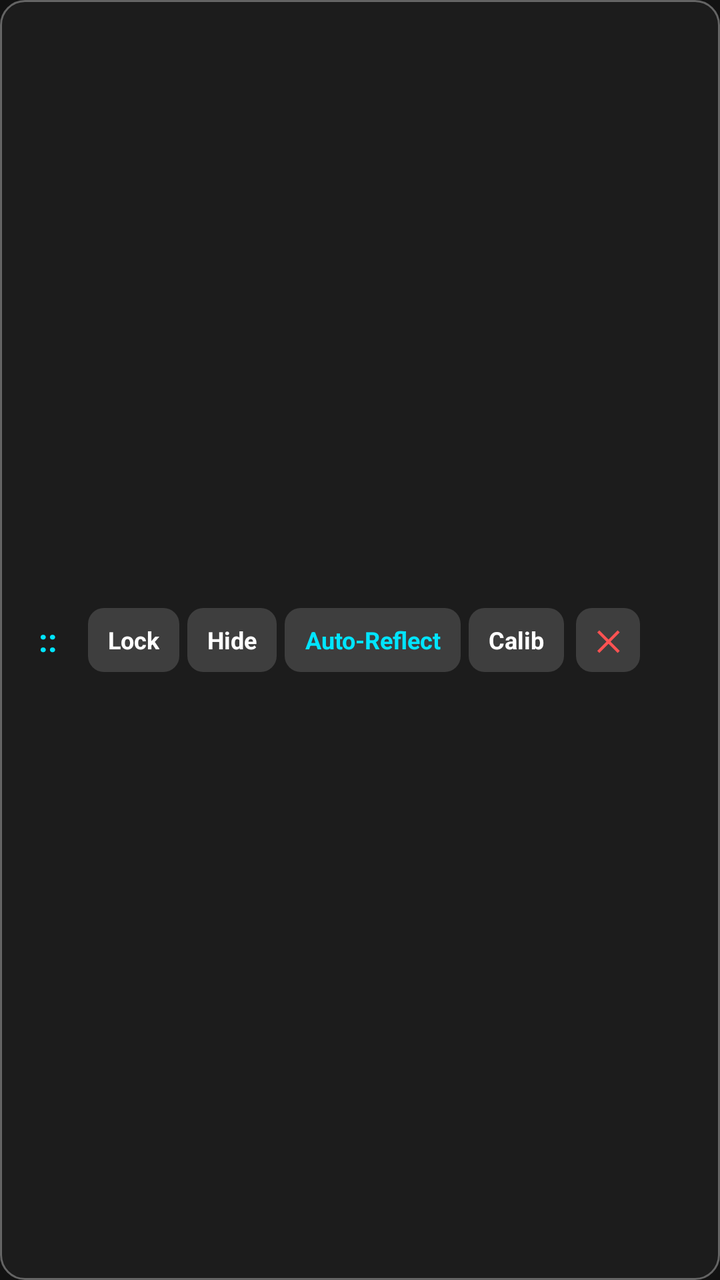
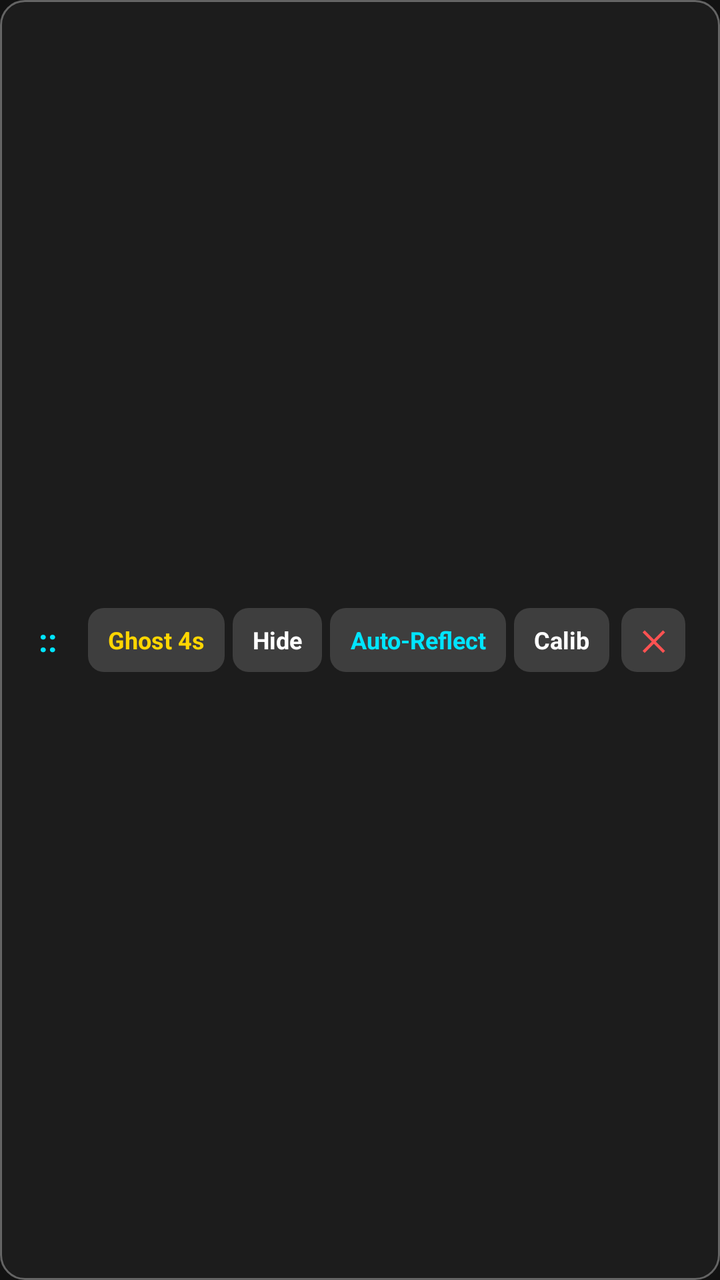

Two renders of the same Android screen: before a commit and after it. Below are the layout's source before the change and the commit's diff.
<!-- AndroidManifest.xml: application theme Theme.ScreenAngleRuler -->
<!-- res/layout/layout_floating_control.xml -->
<?xml version="1.0" encoding="utf-8"?>
<LinearLayout xmlns:android="http://schemas.android.com/apk/res/android"
    android:id="@+id/controlBarRoot"
    android:layout_width="wrap_content"
    android:layout_height="wrap_content"
    android:background="@drawable/bg_control_bar"
    android:gravity="center_vertical"
    android:orientation="horizontal"
    android:paddingStart="8dp"
    android:paddingTop="4dp"
    android:paddingEnd="8dp"
    android:paddingBottom="4dp">

    
    <TextView
        android:id="@+id/btnDragHandle"
        android:layout_width="32dp"
        android:layout_height="36dp"
        android:gravity="center"
        android:text="@string/control_drag_handle"
        android:textColor="@color/cyan_accent"
        android:textSize="16sp"
        android:textStyle="bold" />

    
    <TextView
        android:id="@+id/btnToggleLock"
        android:layout_width="wrap_content"
        android:layout_height="32dp"
        android:layout_marginStart="4dp"
        android:background="@drawable/bg_control_btn"
        android:gravity="center"
        android:paddingStart="10dp"
        android:paddingEnd="10dp"
        android:text="@string/control_lock"
        android:textColor="@color/text_primary"
        android:textSize="12sp"
        android:textStyle="bold" />

    
    <TextView
        android:id="@+id/btnToggleVisibility"
        android:layout_width="wrap_content"
        android:layout_height="32dp"
        android:layout_marginStart="4dp"
        android:background="@drawable/bg_control_btn"
        android:gravity="center"
        android:paddingStart="10dp"
        android:paddingEnd="10dp"
        android:text="@string/control_hide"
        android:textColor="@color/text_primary"
        android:textSize="12sp"
        android:textStyle="bold" />

    
    <TextView
        android:id="@+id/btnCycleMode"
        android:layout_width="wrap_content"
        android:layout_height="32dp"
        android:layout_marginStart="4dp"
        android:background="@drawable/bg_control_btn"
        android:gravity="center"
        android:paddingStart="10dp"
        android:paddingEnd="10dp"
        android:text="@string/control_mode_auto"
        android:textColor="@color/cyan_accent"
        android:textSize="12sp"
        android:textStyle="bold" />

    
    <TextView
        android:id="@+id/btnToggleCalibrate"
        android:layout_width="wrap_content"
        android:layout_height="32dp"
        android:layout_marginStart="4dp"
        android:background="@drawable/bg_control_btn"
        android:gravity="center"
        android:paddingStart="10dp"
        android:paddingEnd="10dp"
        android:text="@string/control_calibrate"
        android:textColor="@color/text_primary"
        android:textSize="12sp"
        android:textStyle="bold" />

    
    <TextView
        android:id="@+id/btnCloseOverlay"
        android:layout_width="32dp"
        android:layout_height="32dp"
        android:layout_marginStart="6dp"
        android:background="@drawable/bg_control_btn"
        android:gravity="center"
        android:text="@string/control_close"
        android:textColor="@color/red_danger"
        android:textSize="14sp"
        android:textStyle="bold" />

</LinearLayout>
<!-- resources referenced by this layout -->
<resources>
  <color name="cyan_accent">#00E5FF</color>
  <color name="red_danger">#FF5252</color>
  <color name="text_primary">#FFFFFFFF</color>
  <!-- drawable bg_control_bar (drawable) -->
  <?xml version="1.0" encoding="utf-8"?>
  <shape xmlns:android="http://schemas.android.com/apk/res/android"
      android:shape="rectangle">
      <solid android:color="@color/overlay_control_bg" />
      <stroke
          android:width="1dp"
          android:color="@color/overlay_control_border" />
      <corners android:radius="12dp" />
  </shape>
  <!-- drawable bg_control_btn (drawable) -->
  <?xml version="1.0" encoding="utf-8"?>
  <shape xmlns:android="http://schemas.android.com/apk/res/android"
      android:shape="rectangle">
      <solid android:color="#26FFFFFF" />
      <corners android:radius="8dp" />
  </shape>
  <string name="control_calibrate">Calib</string>
  <string name="control_close">✕</string>
  <string name="control_drag_handle">::</string>
  <string name="control_hide">Hide</string>
  <string name="control_lock">Lock</string>
  <string name="control_mode_auto">Auto-Reflect</string>
  <style name="Theme.ScreenAngleRuler" parent="Theme.MaterialComponents.DayNight.NoActionBar">
          
          <item name="colorPrimary">@color/cyan_accent</item>
          <item name="colorPrimaryVariant">@color/cyan_accent_dark</item>
          <item name="colorOnPrimary">@color/black</item>
          
          <item name="colorSecondary">@color/yellow_accent</item>
          <item name="colorSecondaryVariant">@color/yellow_accent</item>
          <item name="colorOnSecondary">@color/black</item>
          
          <item name="android:statusBarColor">@color/background_dark</item>
          <item name="android:windowLightStatusBar">false</item>
          <item name="android:navigationBarColor">@color/background_dark</item>
          
          <item name="android:windowBackground">@color/background_dark</item>
          <item name="colorSurface">@color/surface_dark</item>
          <item name="colorOnSurface">@color/text_primary</item>
      </style>
  <color name="overlay_control_bg">#CC1E1E1E</color>
  <color name="overlay_control_border">#55FFFFFF</color>
  <color name="cyan_accent_dark">#00B0FF</color>
  <color name="black">#FF000000</color>
  <color name="yellow_accent">#FFD600</color>
  <color name="background_dark">#FF121212</color>
  <color name="surface_dark">#FF1E1E1E</color>
</resources>

<!-- the commit's change to res/layout/layout_floating_control.xml (unified diff, before → after) -->
@@ -24,7 +24,7 @@
 
     
     <TextView
-        android:id="@+id/btnToggleLock"
+        android:id="@+id/btnQuickGhost"
         android:layout_width="wrap_content"
         android:layout_height="32dp"
         android:layout_marginStart="4dp"
@@ -32,8 +32,8 @@
         android:gravity="center"
         android:paddingStart="10dp"
         android:paddingEnd="10dp"
-        android:text="@string/control_lock"
-        android:textColor="@color/text_primary"
+        android:text="@string/control_ghost"
+        android:textColor="@color/yellow_accent"
         android:textSize="12sp"
         android:textStyle="bold" />
 
<!-- resource entries referenced after the edit -->
@@ -23,8 +23,8 @@
   <string name="control_calibrate">Calib</string>
   <string name="control_close">✕</string>
   <string name="control_drag_handle">::</string>
+  <string name="control_ghost">Ghost 4s</string>
   <string name="control_hide">Hide</string>
-  <string name="control_lock">Lock</string>
   <string name="control_mode_auto">Auto-Reflect</string>
   <style name="Theme.ScreenAngleRuler" parent="Theme.MaterialComponents.DayNight.NoActionBar">
           
